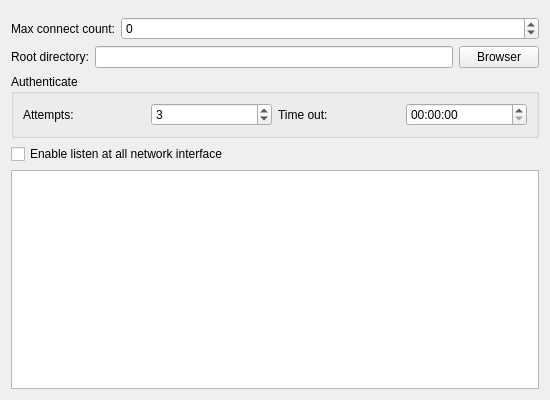
Before: the Qt Designer form Src/ParameterCompone/ParameterServerUI.ui in KangLin/RabbitRemoteControl, drawn with Qt 5.
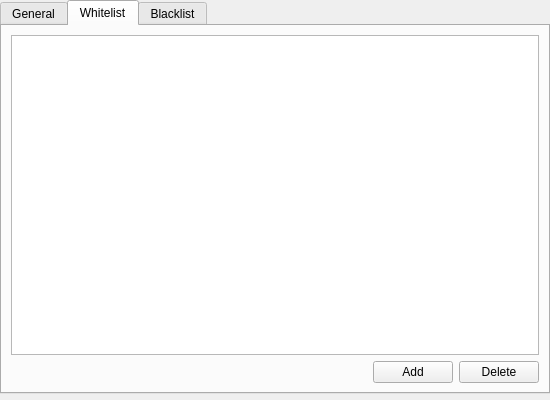
After: the same form once the commit is applied. The open tabs and pages were chosen to show the change. Custom widgets are drawn as their Qt base class.

Commit message: Plugin: modify server parameters

```diff
--- a/Src/ParameterCompone/ParameterServerUI.ui
+++ b/Src/ParameterCompone/ParameterServerUI.ui
@@ -11,9 +11,31 @@
    </rect>
   </property>
   <property name="windowTitle">
+   <string/>
+  </property>
+  <layout class="QGridLayout" name="gridLayout">
+   <property name="leftMargin">
+    <number>0</number>
+   </property>
+   <property name="topMargin">
+    <number>0</number>
+   </property>
+   <property name="rightMargin">
+    <number>0</number>
+   </property>
+   <property name="bottomMargin">
+    <number>6</number>
+   </property>
+   <item row="0" column="0">
+    <widget class="QTabWidget" name="tabWidget">
+     <property name="currentIndex">
+      <number>0</number>
+     </property>
+     <widget class="QWidget" name="General">
+      <attribute name="title">
    <string>General</string>
-  </property>
-  <layout class="QGridLayout" name="gridLayout_2">
+      </attribute>
+      <layout class="QGridLayout" name="gridLayout_3">
    <item row="0" column="0">
     <widget class="CParameterNetUI" name="wNet" native="true"/>
    </item>
@@ -66,11 +88,29 @@
     </layout>
    </item>
    <item row="3" column="0">
+        <layout class="QHBoxLayout" name="horizontalLayout_2">
+         <item>
+          <widget class="QCheckBox" name="cbAnonymousLogin">
+           <property name="text">
+            <string>Anonymous Login</string>
+           </property>
+          </widget>
+         </item>
+         <item>
+          <widget class="QCheckBox" name="cbReadOnly">
+           <property name="text">
+            <string>Read only</string>
+           </property>
+          </widget>
+         </item>
+        </layout>
+       </item>
+       <item row="4" column="0">
     <widget class="QGroupBox" name="groupBox">
      <property name="title">
       <string>Authenticate</string>
      </property>
-     <layout class="QGridLayout" name="gridLayout">
+         <layout class="QGridLayout" name="gridLayout_2">
       <item row="0" column="0">
        <layout class="QHBoxLayout" name="horizontalLayout">
         <item>
@@ -106,18 +146,112 @@
      </layout>
     </widget>
    </item>
-   <item row="4" column="0">
+       <item row="5" column="0">
     <widget class="QCheckBox" name="cbListenAll">
      <property name="text">
       <string>Enable listen at all network interface</string>
      </property>
     </widget>
    </item>
-   <item row="5" column="0">
+       <item row="6" column="0">
     <widget class="QListView" name="lvListen">
      <property name="editTriggers">
       <set>QAbstractItemView::EditTrigger::NoEditTriggers</set>
      </property>
+        </widget>
+       </item>
+      </layout>
+     </widget>
+     <widget class="QWidget" name="Whitelist">
+      <attribute name="title">
+       <string>Whitelist</string>
+      </attribute>
+      <layout class="QGridLayout" name="gridLayout_4">
+       <item row="0" column="0">
+        <widget class="QListView" name="lvWhtelist">
+         <property name="contextMenuPolicy">
+          <enum>Qt::ContextMenuPolicy::CustomContextMenu</enum>
+         </property>
+        </widget>
+       </item>
+       <item row="1" column="0">
+        <layout class="QHBoxLayout" name="horizontalLayout_3">
+         <item>
+          <spacer name="horizontalSpacer">
+           <property name="orientation">
+            <enum>Qt::Orientation::Horizontal</enum>
+           </property>
+           <property name="sizeHint" stdset="0">
+            <size>
+             <width>20</width>
+             <height>20</height>
+            </size>
+           </property>
+          </spacer>
+         </item>
+         <item>
+          <widget class="QPushButton" name="pbAddWhitelist">
+           <property name="text">
+            <string>Add</string>
+           </property>
+          </widget>
+         </item>
+         <item>
+          <widget class="QPushButton" name="pbDeleteWhitelist">
+           <property name="text">
+            <string>Delete</string>
+           </property>
+          </widget>
+         </item>
+        </layout>
+       </item>
+      </layout>
+     </widget>
+     <widget class="QWidget" name="Blacklist">
+      <attribute name="title">
+       <string>Blacklist</string>
+      </attribute>
+      <layout class="QGridLayout" name="gridLayout_6">
+       <item row="0" column="0">
+        <widget class="QListView" name="lvBlacklist">
+         <property name="contextMenuPolicy">
+          <enum>Qt::ContextMenuPolicy::CustomContextMenu</enum>
+         </property>
+        </widget>
+       </item>
+       <item row="1" column="0">
+        <layout class="QGridLayout" name="gridLayout_5">
+         <item row="0" column="2">
+          <widget class="QPushButton" name="pbDeleteBlacklist">
+           <property name="text">
+            <string>Delete</string>
+           </property>
+          </widget>
+         </item>
+         <item row="0" column="1">
+          <widget class="QPushButton" name="pbAddBlacklist">
+           <property name="text">
+            <string>Add</string>
+           </property>
+          </widget>
+         </item>
+         <item row="0" column="0">
+          <spacer name="horizontalSpacer_2">
+           <property name="orientation">
+            <enum>Qt::Orientation::Horizontal</enum>
+           </property>
+           <property name="sizeHint" stdset="0">
+            <size>
+             <width>20</width>
+             <height>20</height>
+            </size>
+           </property>
+          </spacer>
+         </item>
+        </layout>
+       </item>
+      </layout>
+     </widget>
     </widget>
    </item>
   </layout>
```
Lines whose indentation alone changed are shown as unchanged. The commit also changes 6 other files.
